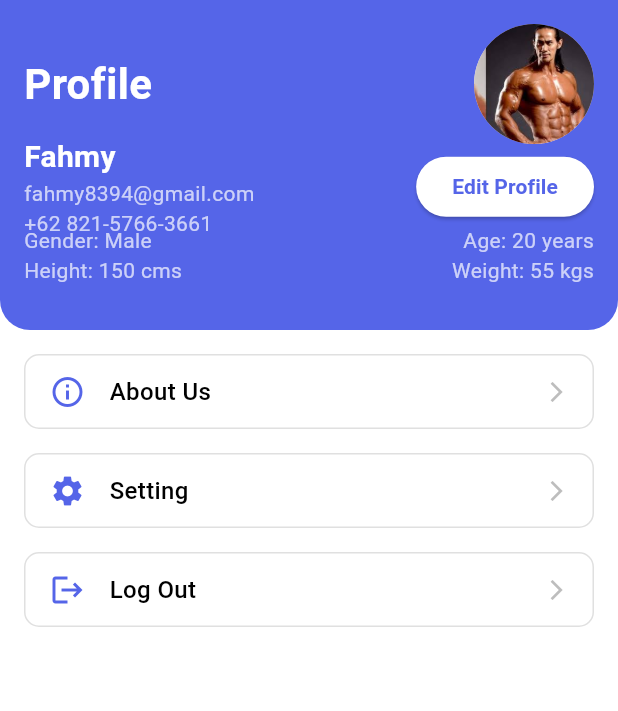
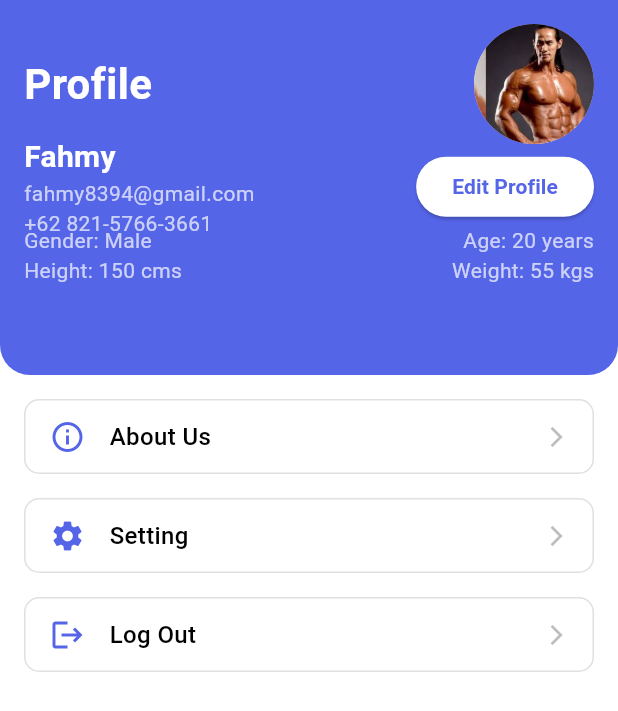
Before and after one commit to KevinArdiprana46/6_B_Gym, a Flutter app: the MyWidget screen opened directly, on a phone screen of 412 x 824 dp. Shown: the top 711 px of the screen. Run offline on Flutter 3.47's test engine with Material 3 defaults, Android fonts, the light colour scheme and no system bars; our stand-ins replace camera, image_picker.

Commit message:
Semua bagian profile

```diff
--- a/lib/view/aboutus.dart
+++ b/lib/view/aboutus.dart
@@ -33,7 +33,7 @@ class _AboutUsState extends State<AboutUs> {
         child: Column(
           children: [
             const SizedBox(height: 20),
-            Image.asset('images/gym_image_1.jpg'),
+            Image.asset('images/gambar1.png'),
             const Padding(
               padding: EdgeInsets.all(16.0),
               child: Text(
@@ -51,7 +51,7 @@ class _AboutUsState extends State<AboutUs> {
               ),
             ),
             const SizedBox(height: 20),
-            Image.asset('images/gym_image_2.jpg'),
+            Image.asset('images/gambar3.jpg'),
             const Padding(
               padding: EdgeInsets.all(16.0),
               child: Text(
--- a/lib/view/profile.dart
+++ b/lib/view/profile.dart
@@ -14,11 +14,10 @@ class MyWidget extends StatelessWidget {
         backgroundColor: Colors.white,
         body: Column(
           children: [
-            // Custom header using Stack
             Stack(
               children: [
                 Container(
-                  height: 220,
+                  height: 250,
                   decoration: BoxDecoration(
                     color: Color(0xFF5565E8),
                     borderRadius: BorderRadius.vertical(
--- a/pubspec.yaml
+++ b/pubspec.yaml
@@ -26,3 +26,5 @@ flutter:
 
   assets:
     - images/download.jpg
+    - images/gambar1.png
+    - images/gambar3.jpg
```
Also changed, not shown: lib/main.dart (+2 -6 lines), images/gambar1.png (added), images/gambar3.jpg (added).
